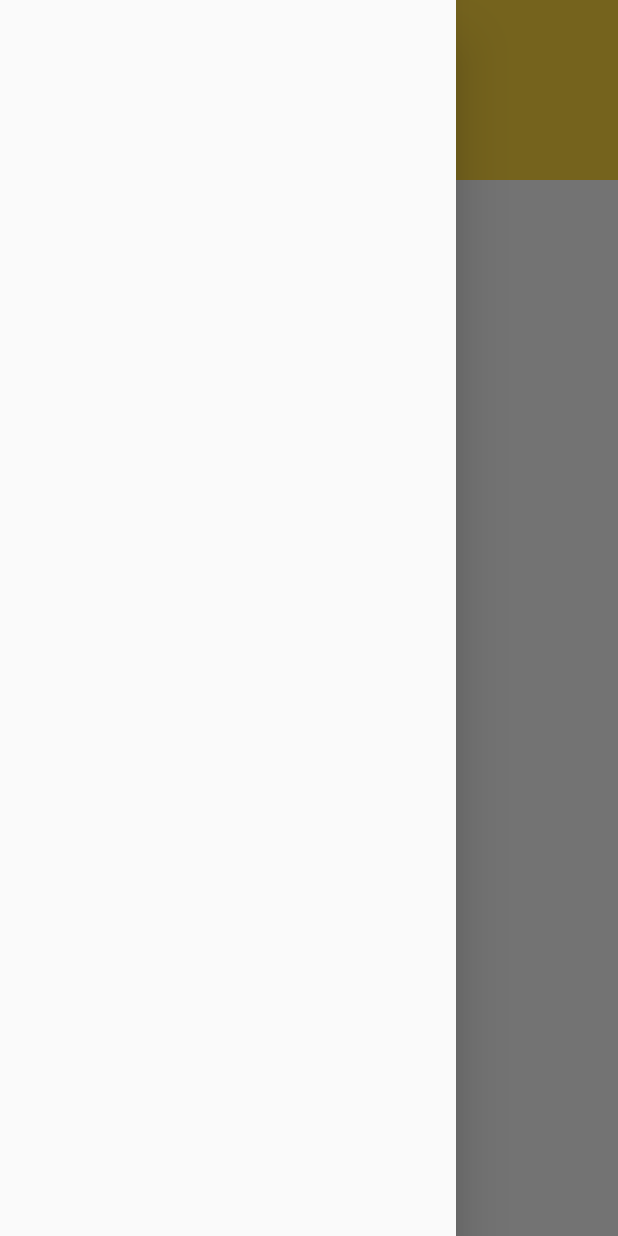
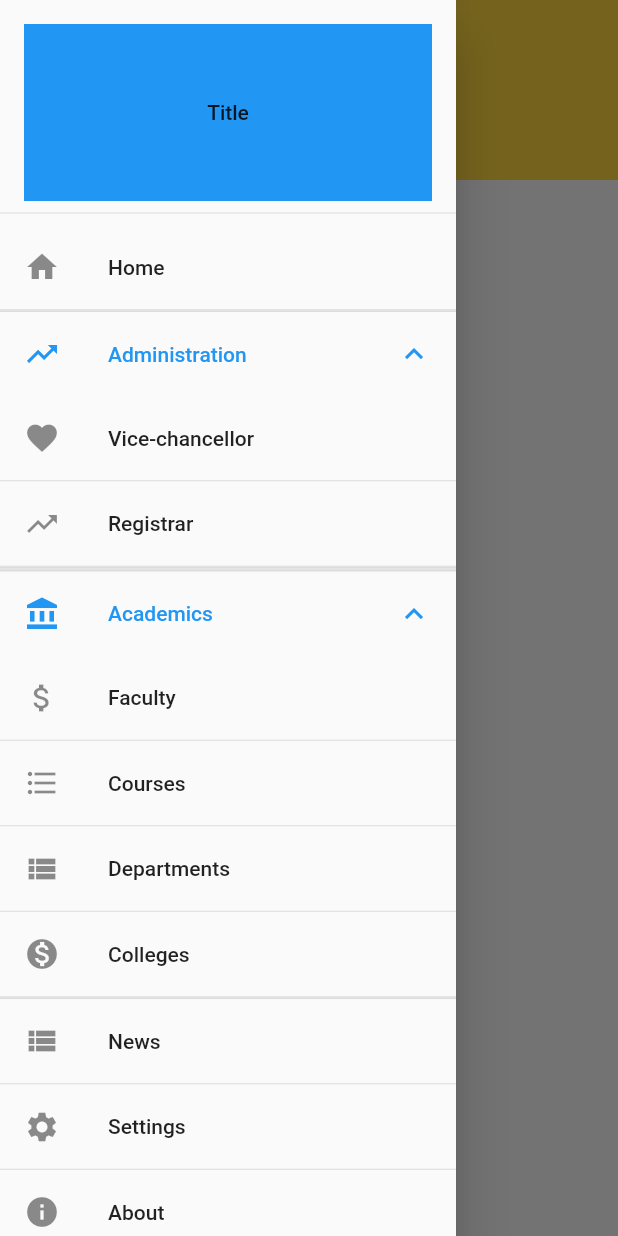
Before and after one commit to devking2020/kakatiyauni, a Flutter app: the screen it shows after launch, with the side drawer open, on a phone screen of 412 x 824 dp. Run offline on Flutter 3.47's test engine with Material 2 defaults, Android fonts, the phone set to English and light mode, and no system bars.

Commit message:
Some changes

```diff
--- /dev/null
+++ b/lib/viewmodels/appdatamodel.dart
@@ -0,0 +1,11 @@
+class AppDataModel {
+
+  static final AppDataModel _model = new AppDataModel._internal();
+
+    factory AppDataModel() {
+      return _model;
+    }
+
+    AppDataModel._internal();
+
+}
--- a/lib/views/app.dart
+++ b/lib/views/app.dart
@@ -1,4 +1,6 @@
 import 'package:flutter/material.dart';
+import 'package:kakatiyauni/views/mainmenu.dart';
+
 
 class KakatiyaUniApp extends StatelessWidget {
   // This widget is the root of your application.
@@ -29,7 +31,7 @@ class _HomePageState extends State<HomePage> {
   @override
   Widget build(BuildContext context) {
     return Scaffold(
-        drawer: Drawer(),
+        drawer: MainMenu(),
         body: CustomScrollView(
 
           slivers: <Widget>[
--- /dev/null
+++ b/lib/views/base.dart
@@ -0,0 +1,30 @@
+
+import 'package:flutter/material.dart';
+import 'package:kakatiyauni/views/mainmenu.dart';
+
+class BasePage extends StatefulWidget {
+  final Widget widget1;
+  BasePage({this.widget1});
+
+  @override
+  _BasePageState createState() => _BasePageState(widget1);
+}
+
+//ListTile.divideTiles(
+class _BasePageState extends State<BasePage> {
+   Widget widget1;
+  _BasePageState(Widget widget)
+  {
+    this.widget1 = widget;
+  }
+  @override
+  Widget build(BuildContext context) {
+
+    return new Scaffold(
+      appBar: AppBar(actions: <Widget>[], title: const Text("title1"),),
+      drawer: MainMenu(),
+      body: widget1,
+    );
+
+  }
+}
--- /dev/null
+++ b/lib/views/courses.dart
@@ -0,0 +1,19 @@
+
+import 'package:flutter/material.dart';
+import 'package:kakatiyauni/views/base.dart';
+
+class CoursesPage extends StatefulWidget {
+  CoursesPage();
+
+  @override
+  _CoursesPageState createState() => _CoursesPageState();
+}
+
+class _CoursesPageState extends State<CoursesPage> {
+  @override
+  Widget build(BuildContext context) {
+
+    var widget = new Container(child: const Text("Courses"),);
+    return BasePage(widget1: widget);
+  }
+}
--- /dev/null
+++ b/lib/views/mainmenu.dart
@@ -0,0 +1,110 @@
+import 'package:flutter/material.dart';
+import 'package:kakatiyauni/viewmodels/appdatamodel.dart';
+import 'package:kakatiyauni/views/courses.dart';
+
+class MainMenu extends StatefulWidget {
+  MainMenu();
+
+  @override
+  _MainMenuState createState() => _MainMenuState();
+}
+
+//ListTile.divideTiles(
+class _MainMenuState extends State<MainMenu> {
+  @override
+  Widget build(BuildContext context) {
+    var model = AppDataModel();
+
+    return new Drawer(
+        child: new ListView(
+      padding: EdgeInsets.zero,
+      children: <Widget>[
+        new Container(
+            height: 150,
+            child: new DrawerHeader(
+                child: InkWell(
+              onTap: () {
+                setState(() {});
+              },
+              child: Container(
+                padding: EdgeInsets.symmetric(vertical: 10),
+                alignment: Alignment.center,
+                child: const Text("Title"),
+                decoration:
+                    new BoxDecoration(color: Theme.of(context).accentColor),
+                // margin: EdgeInsets.all(0.0),
+                //padding: EdgeInsets.all(0.0),
+              ),
+            ))),
+        ListTile(
+          leading: Icon(Icons.home),
+          title: Text('Home'),
+        ),
+        new Divider(height: 1),
+        ExpansionTile(
+          initiallyExpanded: true,
+          leading: Icon(Icons.trending_up),
+          title: Text("Administration"),
+          children: <Widget>[
+            ListTile(
+              leading: Icon(Icons.favorite),
+              title: Text('Vice-chancellor'),
+            ),
+            new Divider(height: 1),
+            ListTile(
+              leading: Icon(Icons.trending_up),
+              title: Text('Registrar'),
+            ),
+            new Divider(height: 1),
+          ],
+        ),
+
+        new Divider(height: 1),
+        ExpansionTile(
+          initiallyExpanded: true,
+          leading: Icon(Icons.account_balance),
+          title: Text("Academics"),
+          children: <Widget>[
+            ListTile(
+              leading: Icon(Icons.attach_money),
+              title: Text('Faculty'),
+            ),
+            new Divider(height: 1),
+            ListTile(
+              leading: Icon(Icons.format_list_bulleted),
+              title: Text('Courses'),
+              onTap: ()=> Navigator.pushReplacement(context, new MaterialPageRoute(builder: (BuildContext context)=> CoursesPage())),
+            ),
+            new Divider(height: 1),
+            ListTile(
+              leading: Icon(Icons.view_list),
+              title: Text('Departments'),
+            ),
+            new Divider(height: 1),
+            ListTile(
+              leading: Icon(Icons.monetization_on),
+              title: Text('Colleges'),
+            ),
+            new Divider(height: 1),
+          ],
+        ),
+        ListTile(
+          leading: Icon(Icons.view_list),
+          title: Text('News'),
+        ),
+        new Divider(height: 1),
+        ListTile(
+          leading: Icon(Icons.settings),
+          title: Text('Settings'),
+        ),
+        new Divider(height: 1),
+        ListTile(
+          leading: Icon(Icons.info),
+          title: Text('About'),
+        ),
+        new Divider(height: 1),
+      ],
+    ) //end listview
+        ); //end Drawar
+  }
+}
```
Also changed, not shown: lib/views/admin.dart (added), lib/views/colleges.dart (added), lib/views/departments.dart (added), lib/views/faculty.dart (added), 1 other file.
